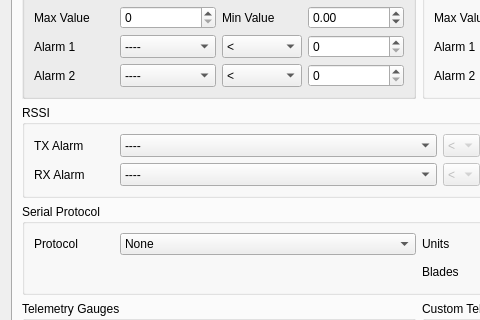
The window that src/modeledit.ui (roberto1903/companion9x) describes before a commit, drawn with Qt 5; both pictures show x 0 to 480 and y 97 to 417 of the 837 by 621 pixel window.
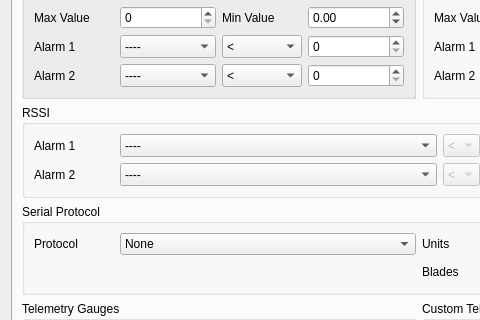
The same window after the commit. Icons and pictures are not drawn.

Commit message: Fix RSSI Alarm labels

The edit to the form file:
```diff
--- a/src/modeledit.ui
+++ b/src/modeledit.ui
@@ -9856,7 +9856,7 @@
              <string notr="true"/>
             </property>
             <property name="text">
-             <string>TX Alarm</string>
+             <string>Alarm 1</string>
             </property>
            </widget>
           </item>
@@ -9875,7 +9875,7 @@
              </size>
             </property>
             <property name="text">
-             <string>RX Alarm</string>
+             <string>Alarm 2</string>
             </property>
            </widget>
           </item>
```
Left out of the diff: 16 changed lines with no effect on the pictures. The commit also changes 1 other file.
